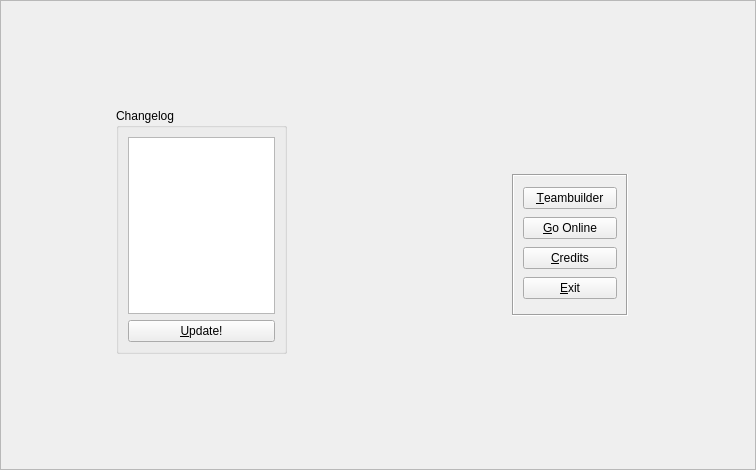
Qt form src/Teambuilder/menu.ui (po-devs/pokemon-online) before a commit.
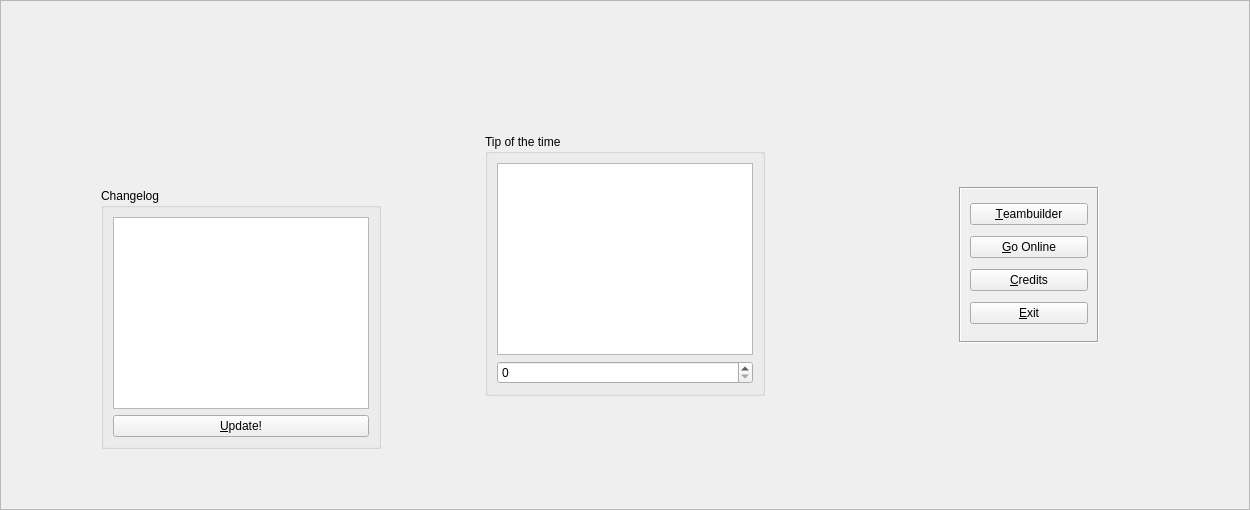
The same form after that commit.

```diff
--- a/src/Teambuilder/menu.ui
+++ b/src/Teambuilder/menu.ui
@@ -6,8 +6,8 @@
    <rect>
     <x>0</x>
     <y>0</y>
-    <width>756</width>
-    <height>470</height>
+    <width>1250</width>
+    <height>510</height>
    </rect>
   </property>
   <property name="windowTitle">
@@ -20,7 +20,127 @@
    <enum>QFrame::Raised</enum>
   </property>
   <layout class="QGridLayout" name="gridLayout_3">
-   <item row="0" column="0" colspan="2">
+   <item row="1" column="3">
+    <layout class="QGridLayout" name="gridLayout">
+     <item row="1" column="2">
+      <widget class="QFrame" name="menuButtonsFrame">
+       <property name="sizePolicy">
+        <sizepolicy hsizetype="Expanding" vsizetype="Expanding">
+         <horstretch>0</horstretch>
+         <verstretch>0</verstretch>
+        </sizepolicy>
+       </property>
+       <layout class="QVBoxLayout" name="verticalLayout_2">
+        <property name="spacing">
+         <number>0</number>
+        </property>
+        <property name="margin">
+         <number>0</number>
+        </property>
+        <item>
+         <widget class="QFrame" name="menuButtons">
+          <property name="frameShape">
+           <enum>QFrame::Box</enum>
+          </property>
+          <property name="frameShadow">
+           <enum>QFrame::Sunken</enum>
+          </property>
+          <layout class="QGridLayout" name="gridLayout_6">
+           <item row="1" column="0">
+            <widget class="QPushButton" name="goOnline">
+             <property name="text">
+              <string>&amp;Go Online</string>
+             </property>
+            </widget>
+           </item>
+           <item row="3" column="0">
+            <widget class="QPushButton" name="credits">
+             <property name="text">
+              <string>&amp;Credits</string>
+             </property>
+            </widget>
+           </item>
+           <item row="0" column="0">
+            <widget class="QPushButton" name="teamBuilder">
+             <property name="text">
+              <string>&amp;Teambuilder</string>
+             </property>
+            </widget>
+           </item>
+           <item row="5" column="0">
+            <widget class="QPushButton" name="exit">
+             <property name="text">
+              <string>&amp;Exit</string>
+             </property>
+            </widget>
+           </item>
+          </layout>
+         </widget>
+        </item>
+       </layout>
+      </widget>
+     </item>
+     <item row="2" column="2">
+      <spacer name="verticalSpacer_2">
+       <property name="orientation">
+        <enum>Qt::Vertical</enum>
+       </property>
+       <property name="sizeHint" stdset="0">
+        <size>
+         <width>20</width>
+         <height>40</height>
+        </size>
+       </property>
+      </spacer>
+     </item>
+     <item row="0" column="2">
+      <spacer name="verticalSpacer">
+       <property name="orientation">
+        <enum>Qt::Vertical</enum>
+       </property>
+       <property name="sizeHint" stdset="0">
+        <size>
+         <width>20</width>
+         <height>40</height>
+        </size>
+       </property>
+      </spacer>
+     </item>
+     <item row="1" column="0">
+      <spacer name="horizontalSpacer_2">
+       <property name="orientation">
+        <enum>Qt::Horizontal</enum>
+       </property>
+       <property name="sizeType">
+        <enum>QSizePolicy::Expanding</enum>
+       </property>
+       <property name="sizeHint" stdset="0">
+        <size>
+         <width>40</width>
+         <height>20</height>
+        </size>
+       </property>
+      </spacer>
+     </item>
+     <item row="1" column="3">
+      <spacer name="horizontalSpacer">
+       <property name="orientation">
+        <enum>Qt::Horizontal</enum>
+       </property>
+       <property name="sizeType">
+        <enum>QSizePolicy::Expanding</enum>
+       </property>
+       <property name="sizeHint" stdset="0">
+        <size>
+         <width>40</width>
+         <height>20</height>
+        </size>
+       </property>
+      </spacer>
+     </item>
+    </layout>
+   </item>
+   <item row="0" column="0" colspan="4">
     <widget class="QLabel" name="appLogo">
      <property name="text">
       <string/>
@@ -30,8 +150,110 @@
      </property>
     </widget>
    </item>
+   <item row="1" column="1" colspan="2">
+    <layout class="QGridLayout" name="gridLayout_5">
+     <item row="1" column="0">
+      <widget class="QFrame" name="frame">
+       <property name="sizePolicy">
+        <sizepolicy hsizetype="Expanding" vsizetype="Expanding">
+         <horstretch>0</horstretch>
+         <verstretch>0</verstretch>
+        </sizepolicy>
+       </property>
+       <property name="frameShape">
+        <enum>QFrame::NoFrame</enum>
+       </property>
+       <property name="frameShadow">
+        <enum>QFrame::Raised</enum>
+       </property>
+       <property name="lineWidth">
+        <number>0</number>
+       </property>
+       <layout class="QHBoxLayout" name="horizontalLayout">
+        <item>
+         <spacer name="horizontalSpacer_5">
+          <property name="orientation">
+           <enum>Qt::Horizontal</enum>
+          </property>
+          <property name="sizeType">
+           <enum>QSizePolicy::Fixed</enum>
+          </property>
+          <property name="sizeHint" stdset="0">
+           <size>
+            <width>40</width>
+            <height>20</height>
+           </size>
+          </property>
+         </spacer>
+        </item>
+        <item>
+         <widget class="QGroupBox" name="groupBox_2">
+          <property name="title">
+           <string>Tip of the time</string>
+          </property>
+          <layout class="QVBoxLayout" name="verticalLayout_6">
+           <item>
+            <widget class="QTextEdit" name="textEdit_2">
+             <property name="readOnly">
+              <bool>true</bool>
+             </property>
+            </widget>
+           </item>
+           <item>
+            <widget class="QSpinBox" name="spinBox_2"/>
+           </item>
+          </layout>
+         </widget>
+        </item>
+        <item>
+         <spacer name="horizontalSpacer_6">
+          <property name="orientation">
+           <enum>Qt::Horizontal</enum>
+          </property>
+          <property name="sizeType">
+           <enum>QSizePolicy::Expanding</enum>
+          </property>
+          <property name="sizeHint" stdset="0">
+           <size>
+            <width>40</width>
+            <height>20</height>
+           </size>
+          </property>
+         </spacer>
+        </item>
+       </layout>
+      </widget>
+     </item>
+     <item row="0" column="0">
+      <spacer name="verticalSpacer_5">
+       <property name="orientation">
+        <enum>Qt::Vertical</enum>
+       </property>
+       <property name="sizeHint" stdset="0">
+        <size>
+         <width>20</width>
+         <height>40</height>
+        </size>
+       </property>
+      </spacer>
+     </item>
+     <item row="2" column="0">
+      <spacer name="verticalSpacer_6">
+       <property name="orientation">
+        <enum>Qt::Vertical</enum>
+       </property>
+       <property name="sizeHint" stdset="0">
+        <size>
+         <width>20</width>
+         <height>40</height>
+        </size>
+       </property>
+      </spacer>
+     </item>
+    </layout>
+   </item>
    <item row="1" column="0">
-    <layout class="QGridLayout" name="gridLayout_2" rowstretch="1,4,2,2" columnstretch="1,2,1">
+    <layout class="QGridLayout" name="gridLayout_2" rowstretch="1,0,0,0" columnstretch="1,0,0">
      <item row="0" column="1">
       <spacer name="verticalSpacer_4">
        <property name="orientation">
@@ -45,24 +267,14 @@
        </property>
       </spacer>
      </item>
-     <item row="3" column="1">
-      <spacer name="verticalSpacer_3">
-       <property name="orientation">
-        <enum>Qt::Vertical</enum>
-       </property>
-       <property name="sizeHint" stdset="0">
-        <size>
-         <width>20</width>
-         <height>40</height>
-        </size>
-       </property>
-      </spacer>
-     </item>
      <item row="1" column="0" rowspan="2">
       <spacer name="horizontalSpacer_3">
        <property name="orientation">
         <enum>Qt::Horizontal</enum>
        </property>
+       <property name="sizeType">
+        <enum>QSizePolicy::Expanding</enum>
+       </property>
        <property name="sizeHint" stdset="0">
         <size>
          <width>40</width>
@@ -71,15 +283,15 @@
        </property>
       </spacer>
      </item>
-     <item row="1" column="2" rowspan="2">
-      <spacer name="horizontalSpacer_4">
+     <item row="3" column="1">
+      <spacer name="verticalSpacer_3">
        <property name="orientation">
-        <enum>Qt::Horizontal</enum>
+        <enum>Qt::Vertical</enum>
        </property>
        <property name="sizeHint" stdset="0">
         <size>
-         <width>40</width>
-         <height>20</height>
+         <width>20</width>
+         <height>40</height>
         </size>
        </property>
       </spacer>
@@ -99,15 +311,15 @@
           <property name="title">
            <string>Changelog</string>
           </property>
-          <layout class="QVBoxLayout" name="verticalLayout_4">
-           <item>
+          <layout class="QGridLayout" name="gridLayout_7">
+           <item row="0" column="0">
             <widget class="QTextEdit" name="changeLog">
              <property name="readOnly">
               <bool>true</bool>
              </property>
             </widget>
            </item>
-           <item>
+           <item row="1" column="0">
             <widget class="QPushButton" name="updateButton">
              <property name="text">
               <string>&amp;Update!</string>
@@ -120,99 +332,14 @@
        </layout>
       </widget>
      </item>
-    </layout>
-   </item>
-   <item row="1" column="1">
-    <layout class="QGridLayout" name="gridLayout">
-     <item row="0" column="1">
-      <spacer name="verticalSpacer">
+     <item row="1" column="2" rowspan="2">
+      <spacer name="horizontalSpacer_4">
        <property name="orientation">
-        <enum>Qt::Vertical</enum>
-       </property>
-       <property name="sizeHint" stdset="0">
-        <size>
-         <width>20</width>
-         <height>40</height>
-        </size>
-       </property>
-      </spacer>
-     </item>
-     <item row="1" column="0">
-      <spacer name="horizontalSpacer_2">
-       <property name="orientation">
         <enum>Qt::Horizontal</enum>
        </property>
-       <property name="sizeHint" stdset="0">
-        <size>
-         <width>40</width>
-         <height>20</height>
-        </size>
+       <property name="sizeType">
+        <enum>QSizePolicy::Expanding</enum>
        </property>
-      </spacer>
-     </item>
-     <item row="1" column="1">
-      <widget class="QFrame" name="menuButtonsFrame">
-       <property name="sizePolicy">
-        <sizepolicy hsizetype="Expanding" vsizetype="Expanding">
-         <horstretch>0</horstretch>
-         <verstretch>0</verstretch>
-        </sizepolicy>
-       </property>
-       <layout class="QVBoxLayout" name="verticalLayout_2">
-        <property name="spacing">
-         <number>0</number>
-        </property>
-        <property name="margin">
-         <number>0</number>
-        </property>
-        <item>
-         <widget class="QFrame" name="menuButtons">
-          <property name="frameShape">
-           <enum>QFrame::Box</enum>
-          </property>
-          <property name="frameShadow">
-           <enum>QFrame::Sunken</enum>
-          </property>
-          <layout class="QVBoxLayout" name="verticalLayout">
-           <item>
-            <widget class="QPushButton" name="teamBuilder">
-             <property name="text">
-              <string>&amp;Teambuilder</string>
-             </property>
-            </widget>
-           </item>
-           <item>
-            <widget class="QPushButton" name="goOnline">
-             <property name="text">
-              <string>&amp;Go Online</string>
-             </property>
-            </widget>
-           </item>
-           <item>
-            <widget class="QPushButton" name="credits">
-             <property name="text">
-              <string>&amp;Credits</string>
-             </property>
-            </widget>
-           </item>
-           <item>
-            <widget class="QPushButton" name="exit">
-             <property name="text">
-              <string>&amp;Exit</string>
-             </property>
-            </widget>
-           </item>
-          </layout>
-         </widget>
-        </item>
-       </layout>
-      </widget>
-     </item>
-     <item row="1" column="2">
-      <spacer name="horizontalSpacer">
-       <property name="orientation">
-        <enum>Qt::Horizontal</enum>
-       </property>
        <property name="sizeHint" stdset="0">
         <size>
          <width>40</width>
@@ -221,19 +348,6 @@
        </property>
       </spacer>
      </item>
-     <item row="2" column="1">
-      <spacer name="verticalSpacer_2">
-       <property name="orientation">
-        <enum>Qt::Vertical</enum>
-       </property>
-       <property name="sizeHint" stdset="0">
-        <size>
-         <width>20</width>
-         <height>40</height>
-        </size>
-       </property>
-      </spacer>
-     </item>
     </layout>
    </item>
   </layout>
```
